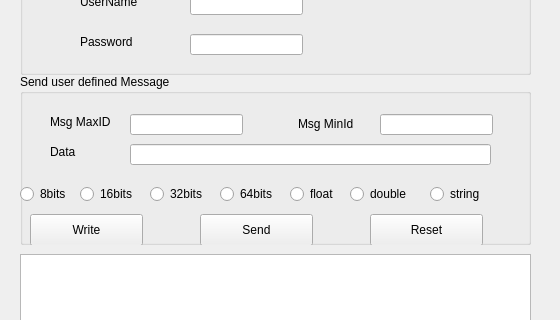
Old version of the form tool/apolloEditor/connectdialog.ui in the repository neil78duan/apollolib; both pictures show x 0 to 560 and y 126 to 446 of the 560 by 571 pixel window.
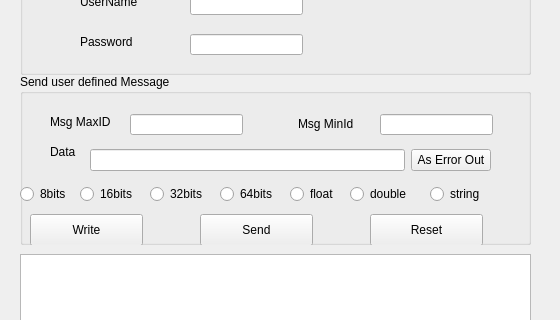
New version of the form.

What changed in the file:
```diff
--- a/tool/apolloEditor/connectdialog.ui
+++ b/tool/apolloEditor/connectdialog.ui
@@ -218,16 +218,6 @@
      <string>Msg MinId</string>
     </property>
    </widget>
-   <widget class="QLineEdit" name="msgDataEdit">
-    <property name="geometry">
-     <rect>
-      <x>110</x>
-      <y>70</y>
-      <width>361</width>
-      <height>21</height>
-     </rect>
-    </property>
-   </widget>
    <widget class="QLabel" name="label_7">
     <property name="geometry">
      <rect>
@@ -371,6 +361,28 @@
      <string>Reset</string>
     </property>
    </widget>
+   <widget class="QWidget" name="">
+    <property name="geometry">
+     <rect>
+      <x>70</x>
+      <y>70</y>
+      <width>401</width>
+      <height>33</height>
+     </rect>
+    </property>
+    <layout class="QHBoxLayout" name="horizontalLayout">
+     <item>
+      <widget class="QLineEdit" name="msgDataEdit"/>
+     </item>
+     <item>
+      <widget class="QPushButton" name="pushButton">
+       <property name="text">
+        <string>As Error Out</string>
+       </property>
+      </widget>
+     </item>
+    </layout>
+   </widget>
   </widget>
   <widget class="QTextEdit" name="logEdit">
    <property name="geometry">
```
